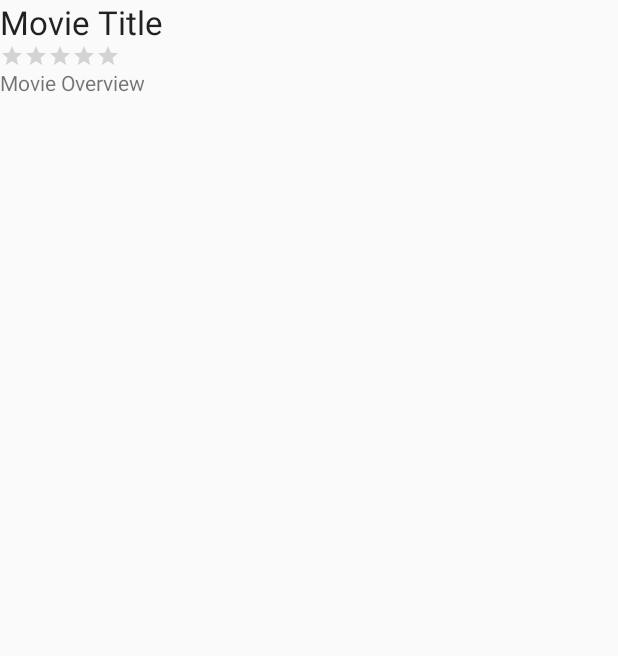
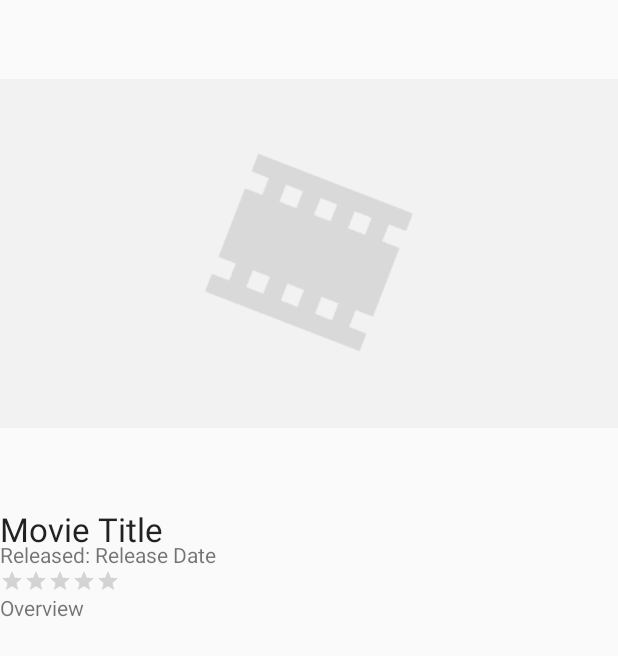
Before and after one commit to michellelimxuanli/Flicks, an Android app: the MovieDetailsActivity screen opened directly, with no data from a screen before it, on a phone screen of 412 x 824 dp. Shown: the top 656 px of the screen. Run offline under Robolectric (Android 15) with nearby library versions, the phone set to English and light mode, and no system bars; our stand-ins replace ButterKnife; libraries missing offline, so code that uses them is left out: com.loopj.android, cz.msebera.android, org.parceler; 11 statements that could not run were skipped.

```diff
--- a/app/src/main/java/com/michellelimfacebook/flicks/MovieDetailsActivity.java
+++ b/app/src/main/java/com/michellelimfacebook/flicks/MovieDetailsActivity.java
@@ -5,23 +5,38 @@ import android.support.v7.app.AppCompatActivity;
 import android.util.Log;
 import android.widget.RatingBar;
 import android.widget.TextView;
+import android.widget.Toast;
 
+import com.loopj.android.http.AsyncHttpClient;
+import com.loopj.android.http.JsonHttpResponseHandler;
+import com.loopj.android.http.RequestParams;
 import com.michellelimfacebook.flicks.models.Movie;
 
+import org.json.JSONArray;
+import org.json.JSONException;
+import org.json.JSONObject;
 import org.parceler.Parcels;
 
 import butterknife.BindView;
 import butterknife.ButterKnife;
+import cz.msebera.android.httpclient.Header;
+
+import static com.loopj.android.http.AsyncHttpClient.log;
+import static com.michellelimfacebook.flicks.MovieListActivity.API_BASE_URL;
+import static com.michellelimfacebook.flicks.MovieListActivity.API_KEY_PARAM;
 
 public class MovieDetailsActivity extends AppCompatActivity {
 
     // the movie to display
     Movie movie;
+    AsyncHttpClient client;
+    public final static String YOUTUBE_BASE_URL = "https://www.youtube.com/watch?v=";
 
     // the view objects
     @BindView (R.id.tvTitle) TextView tvTitle;
     @BindView (R.id.tvOverview) TextView tvOverview;
     @BindView (R.id.rbVoteAverage) RatingBar rbVoteAverage;
+    @BindView (R.id.tvReleaseDate) TextView tvReleaseDate;
 
     @Override
     protected void onCreate(Bundle savedInstanceState) {
@@ -29,7 +44,7 @@ public class MovieDetailsActivity extends AppCompatActivity {
         setContentView(R.layout.activity_movie_details);
 
         ButterKnife.bind(this);
-
+        client = new AsyncHttpClient();
         // unwrap the movie passed in via intent, using its simple name as a key
         movie = (Movie) Parcels.unwrap(getIntent().getParcelableExtra(Movie.class.getSimpleName()));
         Log.d("MovieDetailsActivity", String.format("Showing details for '%s'", movie.getTitle()));
@@ -41,6 +56,60 @@ public class MovieDetailsActivity extends AppCompatActivity {
         // vote average is a scale of 10, convert to a scale of 5 by dividing by 2
         float voteAverage = movie.getVoteAverage().floatValue();
         rbVoteAverage.setRating(voteAverage = voteAverage > 0 ? voteAverage / 2.0f : voteAverage);
+        tvReleaseDate.setText(movie.getReleaseDate());
+
+
+        getTrailer();
+    }
+
+    private void getTrailer() {
+        // get the Id
+        String id = String.valueOf(movie.getId());
+        // create the url
+        String url = API_BASE_URL + "/movie/" + id + "/videos";
+
+        // set the request parameters
+        RequestParams params = new RequestParams();
+        params.put(API_KEY_PARAM, getString(R.string.api_key));
+        client.get(url, params, new JsonHttpResponseHandler(){
+            @Override
+            public void onSuccess(int statusCode, Header[] headers, JSONObject response) {
+                try {
+                    String videokey;
+                    JSONArray results = response.getJSONArray("results");
+                    JSONObject results_object = results.getJSONObject(0);
+                    //if results exists, get first object
+                    if (results_object!=null)
+                    {
+                        videokey = results_object.getString("key");
+                        log.i("MovieTrailer", YOUTUBE_BASE_URL+videokey);
+                    } else {
+                        log.e("MovieTrailer", "Trailer link doesn't exist")
+                    }
+                } catch (JSONException e) {
+                    logError("Failed to get youtube url", e, true);
+                }
+
+            }
+
+            @Override
+            public void onFailure(int statusCode, Header[] headers, String responseString, Throwable throwable) {
+                logError("Failed to get data from movie videos", throwable, true);
+            }
+        });
+
+
+    }
+
+    //handle errors, log and alert the user
+    private void logError(String message, Throwable error, boolean alertUser){
+        // always log the error on our console
+        log.e("MovieTrailer", message, error);
+        // alert the user to avoid silent errors
+        if (alertUser) {
+            //show long toast with the error message
+            Toast.makeText(getApplicationContext(), message, Toast.LENGTH_LONG).show();
+        }
     }
 
 }
--- a/app/src/main/res/layout/activity_movie_details.xml
+++ b/app/src/main/res/layout/activity_movie_details.xml
@@ -10,24 +10,23 @@
         android:id="@+id/tvTitle"
         android:layout_width="wrap_content"
         android:layout_height="wrap_content"
-        android:layout_alignParentEnd="true"
+        android:text="@string/details_movie_title"
+        android:textAppearance="@android:style/TextAppearance.Large"
+        android:layout_below="@+id/ivTrailerImage"
         android:layout_alignParentLeft="true"
-        android:layout_alignParentRight="true"
-        android:layout_alignParentStart="true"
-        android:layout_alignParentTop="true"
-        android:text="@string/details_movie_title"
-        android:textAppearance="@android:style/TextAppearance.Large" />
+        android:layout_alignParentStart="true" />
 
     <TextView
         android:id="@+id/tvOverview"
         android:layout_width="wrap_content"
         android:layout_height="wrap_content"
-        android:layout_alignParentEnd="true"
+        android:text="Overview"
+        android:layout_alignParentBottom="true"
         android:layout_alignParentLeft="true"
-        android:layout_alignParentRight="true"
         android:layout_alignParentStart="true"
         android:layout_below="@+id/rbVoteAverage"
-        android:text="@string/movie_overview_details" />
+        android:layout_alignParentRight="true"
+        android:layout_alignParentEnd="true" />
 
 
     <RatingBar
@@ -35,11 +34,40 @@
         style="@style/Widget.AppCompat.RatingBar.Small"
         android:layout_width="wrap_content"
         android:layout_height="wrap_content"
+        android:numStars="5"
+        android:rating="3"
+        android:stepSize="0.5"
+        android:layout_below="@+id/tvReleaseDateTitle"
+        android:layout_alignParentLeft="true"
+        android:layout_alignParentStart="true" />
+
+    <TextView
+        android:id="@+id/tvReleaseDateTitle"
+        android:layout_width="wrap_content"
+        android:layout_height="wrap_content"
+        android:text="Released: "
+        android:layout_below="@+id/ivTrailerImage"
         android:layout_alignParentLeft="true"
         android:layout_alignParentStart="true"
-        android:layout_below="@+id/tvTitle"
-        android:numStars="5"
-        android:rating="3"
-        android:stepSize="0.5" />
+        android:layout_marginTop="22dp" />
+
+    <TextView
+        android:id="@+id/tvReleaseDate"
+        android:layout_width="wrap_content"
+        android:layout_height="wrap_content"
+        android:text="Release Date "
+        android:layout_alignBaseline="@+id/tvReleaseDateTitle"
+        android:layout_alignBottom="@+id/tvReleaseDateTitle"
+        android:layout_toRightOf="@+id/tvReleaseDateTitle"
+        android:layout_alignParentRight="true"
+        android:layout_alignParentEnd="true" />
+
+    <ImageView
+        android:id="@+id/ivTrailerImage"
+        android:layout_width="wrap_content"
+        android:layout_height="wrap_content"
+        app:srcCompat="@drawable/flicks_backdrop_placeholder"
+        android:layout_alignParentLeft="true"
+        android:layout_alignParentStart="true" />
 
 </RelativeLayout>
--- a/app/src/main/res/values/colors.xml
+++ b/app/src/main/res/values/colors.xml
@@ -1,6 +1,6 @@
 <?xml version="1.0" encoding="utf-8"?>
 <resources>
-    <color name="colorPrimary">#3F51B5</color>
-    <color name="colorPrimaryDark">#303F9F</color>
-    <color name="colorAccent">#FF4081</color>
+    <color name="colorPrimary">@color/primary_material_dark</color>
+    <color name="colorPrimaryDark">@color/primary_dark_material_dark</color>
+    <color name="colorAccent">@color/foreground_material_dark</color>
 </resources>
--- a/app/src/main/res/values/secrets.xml
+++ b/app/src/main/res/values/secrets.xml
@@ -1,4 +1,5 @@
 <?xml version="1.0" encoding="utf-8"?>
 <resources>
     <string name="api_key">e0010e2a5d17dbf0d820b8f734bcba91</string>
+    <string name="youtube_api_key">AIzaSyDw8HIZTGoaQRyNBCXvJbBSIM_hR9OQpqw</string>
 </resources>
```
Also changed, not shown: app/src/main/java/com/michellelimfacebook/flicks/models/Movie.java (+15 -1 lines), app/src/main/res/layout/activity_movie_list.xml (+5 -2 lines), app/src/main/res/layout/item_movie.xml (+9 -7 lines).
